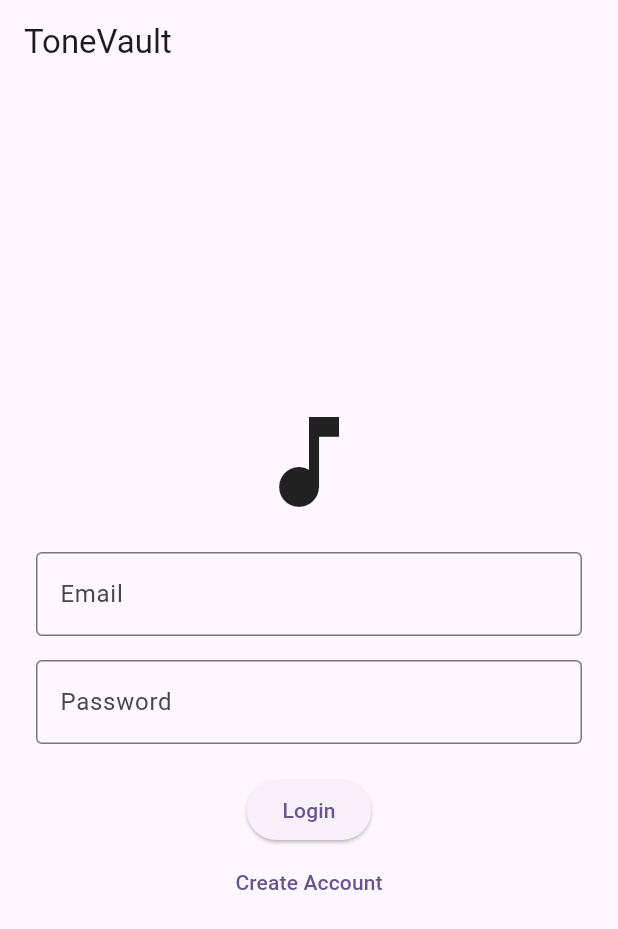
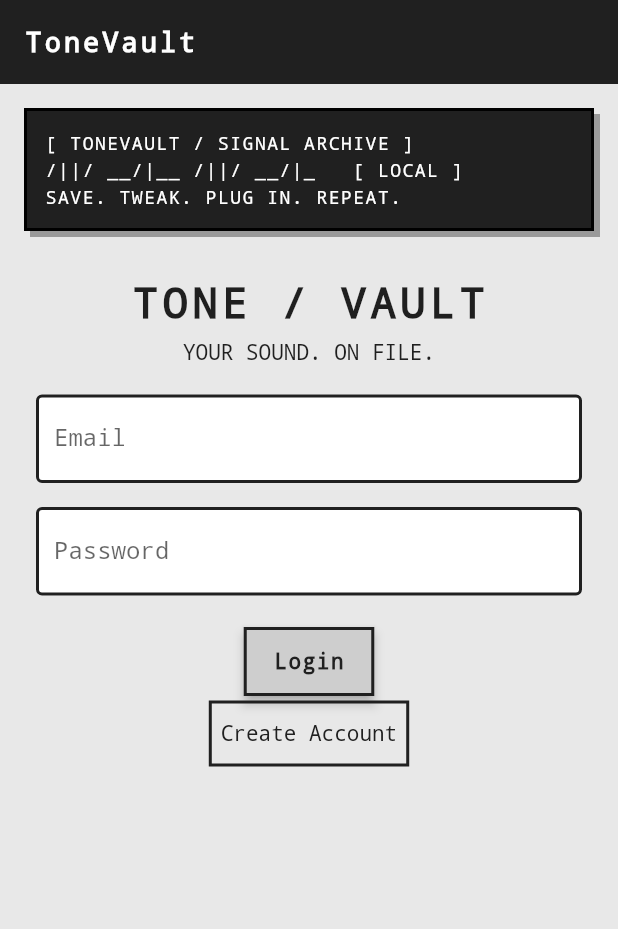
Before and after one commit to owenwolfe/ToneVault, a Flutter app: the screen it shows after launch, on a phone screen of 412 x 824 dp. Shown: the top 929 px of the screen. Run offline on Flutter 3.47's test engine with Material 3 defaults, Android fonts, the phone set to English and light mode, and no system bars.

Commit message:
Add retro grayscale styling and empty media dialogs

```diff
--- a/lib/main.dart
+++ b/lib/main.dart
@@ -1,4 +1,6 @@
 import 'package:flutter/material.dart';
+
+import 'retro.dart';
 
 void main() {
   runApp(const ToneVaultApp());
@@ -11,9 +13,8 @@ class ToneVaultApp extends StatelessWidget {
   Widget build(BuildContext context) {
     return MaterialApp(
       title: 'ToneVault',
-      theme: ThemeData(
-        colorScheme: ColorScheme.fromSeed(seedColor: Colors.deepPurple),
-      ),
+      debugShowCheckedModeBanner: false,
+      theme: retroTheme(),
       home: const LoginScreen(),
     );
   }
@@ -24,16 +25,19 @@ class LoginScreen extends StatelessWidget {
 
   @override
   Widget build(BuildContext context) {
-    return Scaffold(
+    return RetroScaffold(
       appBar: AppBar(
         title: const Text('ToneVault'),
       ),
-      body: Padding(
+      body: SingleChildScrollView(
         padding: const EdgeInsets.all(24),
         child: Column(
           mainAxisAlignment: MainAxisAlignment.center,
           children: [
-            const Icon(Icons.music_note, size: 80),
+            const Text('TONE / VAULT',
+              style: TextStyle(fontSize: 28, fontWeight: FontWeight.bold, letterSpacing: 3)),
+            const SizedBox(height: 8),
+            const Text('YOUR SOUND. ON FILE.'),
             const SizedBox(height: 20),
             const TextField(
               decoration: InputDecoration(
@@ -62,7 +66,8 @@ class LoginScreen extends StatelessWidget {
               child: const Text('Login'),
             ),
             TextButton(
-              onPressed: () {},
+              onPressed: () => showNotice(context, 'Local demo',
+                'Accounts are not connected yet. Tap Login to explore your local tone library.'),
               child: const Text('Create Account'),
             ),
           ],
@@ -115,7 +120,7 @@ class _ToneLibraryScreenState extends State<ToneLibraryScreen> {
 
   @override
   Widget build(BuildContext context) {
-    return Scaffold(
+    return RetroScaffold(
       appBar: AppBar(
         title: const Text('My Tones'),
         actions: [
@@ -132,13 +137,26 @@ class _ToneLibraryScreenState extends State<ToneLibraryScreen> {
           ),
         ],
       ),
-      body: ListView.builder(
+      body: tones.isEmpty
+          ? const Center(
+              child: Padding(
+                padding: EdgeInsets.all(24),
+                child: Text(
+                  '[ ARCHIVE EMPTY ]\n\nTap + to save your first tone.',
+                  textAlign: TextAlign.center,
+                ),
+              ),
+            )
+          : ListView.builder(
+        padding: const EdgeInsets.fromLTRB(16, 8, 16, 88),
         itemCount: tones.length,
         itemBuilder: (context, index) {
           final tone = tones[index];
           return ListTile(
+            tileColor: Colors.white,
             leading: const Icon(Icons.music_note),
-            title: Text(tone.name),
+            trailing: const Icon(Icons.chevron_right),
+            title: Text(tone.name, style: const TextStyle(fontWeight: FontWeight.bold)),
             subtitle: Text(tone.artist.isEmpty ? tone.guitar : tone.artist),
             onTap: () {
               Navigator.push(
@@ -240,7 +258,7 @@ class _CreateToneScreenState extends State<CreateToneScreen> {
 
   @override
   Widget build(BuildContext context) {
-    return Scaffold(
+    return RetroScaffold(
       appBar: AppBar(
         title: Text(widget.tone == null ? 'Create Tone' : 'Edit Tone'),
       ),
@@ -296,12 +314,14 @@ class _CreateToneScreenState extends State<CreateToneScreen> {
           ),
           const SizedBox(height: 20),
           ElevatedButton.icon(
-            onPressed: () {},
+            onPressed: () => showNotice(context, 'Camera unavailable',
+              'Equipment photo capture is not available yet. You can save your settings as text.'),
             icon: const Icon(Icons.camera_alt),
             label: const Text('Take Equipment Photo'),
           ),
           ElevatedButton.icon(
-            onPressed: () {},
+            onPressed: () => showNotice(context, 'Recording unavailable',
+              'Audio recording is not available yet. You can describe your tone in Notes.'),
             icon: const Icon(Icons.mic),
             label: const Text('Record Tone'),
           ),
@@ -376,7 +396,7 @@ class _ToneDetailsScreenState extends State<ToneDetailsScreen> {
 
   @override
   Widget build(BuildContext context) {
-    return Scaffold(
+    return RetroScaffold(
       appBar: AppBar(
         title: Text(tone.name),
       ),
@@ -420,12 +440,14 @@ class _ToneDetailsScreenState extends State<ToneDetailsScreen> {
             label: const Text('Delete Tone'),
           ),
           ElevatedButton.icon(
-            onPressed: () {},
+            onPressed: () => showNotice(context, 'No recording',
+              'This tone has no saved audio recording.'),
             icon: const Icon(Icons.play_arrow),
             label: const Text('Play Tone Recording'),
           ),
           ElevatedButton.icon(
-            onPressed: () {},
+            onPressed: () => showNotice(context, 'No equipment photo',
+              'This tone has no saved equipment photo.'),
             icon: const Icon(Icons.photo),
             label: const Text('View Equipment Photo'),
           ),
@@ -451,7 +473,7 @@ class SearchScreen extends StatelessWidget {
 
   @override
   Widget build(BuildContext context) {
-    return Scaffold(
+    return RetroScaffold(
       appBar: AppBar(
         title: const Text('Search Tones'),
       ),
@@ -508,7 +530,7 @@ class RecreationScreen extends StatelessWidget {
 
   @override
   Widget build(BuildContext context) {
-    return Scaffold(
+    return RetroScaffold(
       appBar: AppBar(
         title: const Text('Recreate Tone'),
       ),
@@ -545,11 +567,13 @@ class RecreationScreen extends StatelessWidget {
               ),
             ),
           ),
-          const Card(
+          Card(
             child: ListTile(
-              leading: Icon(Icons.photo),
-              title: Text('Equipment Photo'),
-              subtitle: Text('Tap to view saved knob positions'),
+              onTap: () => showNotice(context, 'No equipment photo',
+                'This tone has no saved equipment photo.'),
+              leading: const Icon(Icons.photo),
+              title: const Text('Equipment Photo'),
+              subtitle: const Text('No photo attached'),
             ),
           ),
         ],
--- /dev/null
+++ b/lib/retro.dart
@@ -0,0 +1,210 @@
+import 'dart:async';
+
+import 'package:flutter/material.dart';
+
+ThemeData retroTheme() {
+  const ink = Color(0xFF202020);
+  const paper = Color(0xFFE8E8E8);
+  const border = BorderSide(color: ink, width: 2);
+  const square = RoundedRectangleBorder(side: border);
+  return ThemeData(
+    useMaterial3: false,
+    fontFamily: 'monospace',
+    scaffoldBackgroundColor: paper,
+    colorScheme: const ColorScheme.light(
+      primary: ink,
+      onPrimary: Colors.white,
+      secondary: Color(0xFF555555),
+      onSecondary: Colors.white,
+      surface: paper,
+      onSurface: ink,
+      error: Color(0xFF444444),
+      onError: Colors.white,
+    ),
+    appBarTheme: const AppBarTheme(
+      backgroundColor: ink,
+      foregroundColor: Colors.white,
+      elevation: 0,
+      titleTextStyle: TextStyle(
+        fontFamily: 'monospace',
+        fontSize: 18,
+        fontWeight: FontWeight.bold,
+        letterSpacing: 2,
+      ),
+    ),
+    elevatedButtonTheme: ElevatedButtonThemeData(
+      style: ElevatedButton.styleFrom(
+        backgroundColor: const Color(0xFFCECECE),
+        foregroundColor: ink,
+        elevation: 3,
+        shadowColor: Colors.black,
+        shape: square,
+        minimumSize: const Size(48, 46),
+        padding: const EdgeInsets.symmetric(horizontal: 20, vertical: 12),
+        textStyle: const TextStyle(
+          fontFamily: 'monospace',
+          fontWeight: FontWeight.bold,
+          letterSpacing: 1,
+        ),
+      ),
+    ),
+    textButtonTheme: TextButtonThemeData(
+      style: TextButton.styleFrom(
+        foregroundColor: ink,
+        shape: square,
+        minimumSize: const Size(48, 44),
+      ),
+    ),
+    floatingActionButtonTheme: const FloatingActionButtonThemeData(
+      backgroundColor: ink,
+      foregroundColor: Colors.white,
+      shape: square,
+    ),
+    inputDecorationTheme: const InputDecorationTheme(
+      filled: true,
+      fillColor: Colors.white,
+      border: OutlineInputBorder(borderRadius: BorderRadius.zero),
+      enabledBorder: OutlineInputBorder(borderSide: border),
+      focusedBorder: OutlineInputBorder(
+        borderSide: BorderSide(color: ink, width: 3),
+      ),
+      floatingLabelStyle: TextStyle(color: ink),
+    ),
+    cardTheme: const CardThemeData(
+      color: Colors.white,
+      elevation: 0,
+      shape: square,
+      margin: EdgeInsets.symmetric(vertical: 6),
+    ),
+    listTileTheme: const ListTileThemeData(
+      shape: Border(bottom: BorderSide(color: Color(0xFF999999))),
+      contentPadding: EdgeInsets.symmetric(horizontal: 16, vertical: 6),
+    ),
+    dialogTheme: const DialogThemeData(shape: square, backgroundColor: paper),
+    dividerTheme: const DividerThemeData(color: ink, thickness: 1),
+  );
+}
+
+void showNotice(BuildContext context, String title, String message) {
+  showDialog<void>(
+    context: context,
+    builder: (context) => AlertDialog(
+      title: Text(title),
+      content: Text(message),
+      actions: [
+        TextButton(
+          onPressed: () => Navigator.pop(context),
+          child: const Text('OK'),
+        ),
+      ],
+    ),
+  );
+}
+
+class RetroScaffold extends StatelessWidget {
+  const RetroScaffold({
+    super.key,
+    required this.appBar,
+    required this.body,
+    this.floatingActionButton,
+  });
+
+  final PreferredSizeWidget appBar;
+  final Widget body;
+  final Widget? floatingActionButton;
+
+  @override
+  Widget build(BuildContext context) {
+    return Scaffold(
+      appBar: appBar,
+      floatingActionButton: floatingActionButton,
+      body: SafeArea(
+        child: Center(
+          child: ConstrainedBox(
+            constraints: const BoxConstraints(maxWidth: 760),
+            child: Column(
+              crossAxisAlignment: CrossAxisAlignment.stretch,
+              children: [
+                const AsciiSignal(),
+                Expanded(child: body),
+              ],
+            ),
+          ),
+        ),
+      ),
+    );
+  }
+}
+
+class AsciiSignal extends StatefulWidget {
+  const AsciiSignal({super.key});
+
+  @override
+  State<AsciiSignal> createState() => _AsciiSignalState();
+}
+
+class _AsciiSignalState extends State<AsciiSignal> {
+  Timer? timer;
+  int frame = 0;
+
+  @override
+  void didChangeDependencies() {
+    super.didChangeDependencies();
+    timer?.cancel();
+    if (!MediaQuery.disableAnimationsOf(context)) {
+      timer = Timer.periodic(const Duration(milliseconds: 550), (_) {
+        if (mounted && TickerMode.valuesOf(context).enabled) {
+          setState(() => frame = (frame + 1) % 4);
+        }
+      });
+    }
+  }
+
+  @override
+  void dispose() {
+    timer?.cancel();
+    super.dispose();
+  }
+
+  @override
+  Widget build(BuildContext context) {
+    const signals = [
+      '__/|__ /||/ __/|__ /||/',
+      '_/||/ __/|__ /||/ __/|',
+      '/||/ __/|__ /||/ __/|_',
+      '||/ __/|__ /||/ __/|__',
+    ];
+    return Semantics(
+      label: 'ToneVault. Your personal tone archive.',
+      child: ExcludeSemantics(
+        child: Container(
+          margin: const EdgeInsets.fromLTRB(16, 16, 16, 8),
+          padding: const EdgeInsets.all(12),
+          decoration: BoxDecoration(
+            color: const Color(0xFF202020),
+            border: Border.all(color: Colors.black, width: 2),
+            boxShadow: const [
+              BoxShadow(color: Color(0xFF999999), offset: Offset(4, 4)),
+            ],
+          ),
+          child: FittedBox(
+            fit: BoxFit.scaleDown,
+            alignment: Alignment.centerLeft,
+            child: Text(
+              '[ TONEVAULT / SIGNAL ARCHIVE ]\n'
+              '${signals[frame]}   [ LOCAL ]\n'
+              'SAVE. TWEAK. PLUG IN. REPEAT.',
+              style: const TextStyle(
+                fontFamily: 'monospace',
+                color: Colors.white,
+                fontSize: 12,
+                height: 1.5,
+                letterSpacing: 1,
+              ),
+            ),
+          ),
+        ),
+      ),
+    );
+  }
+}
```
Also changed, not shown: 1 other file.
